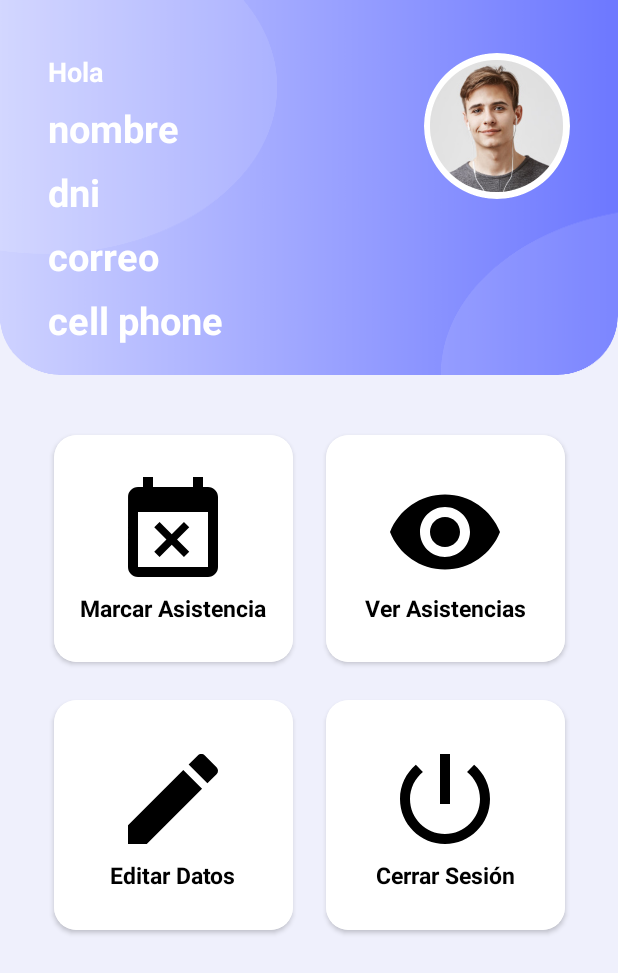
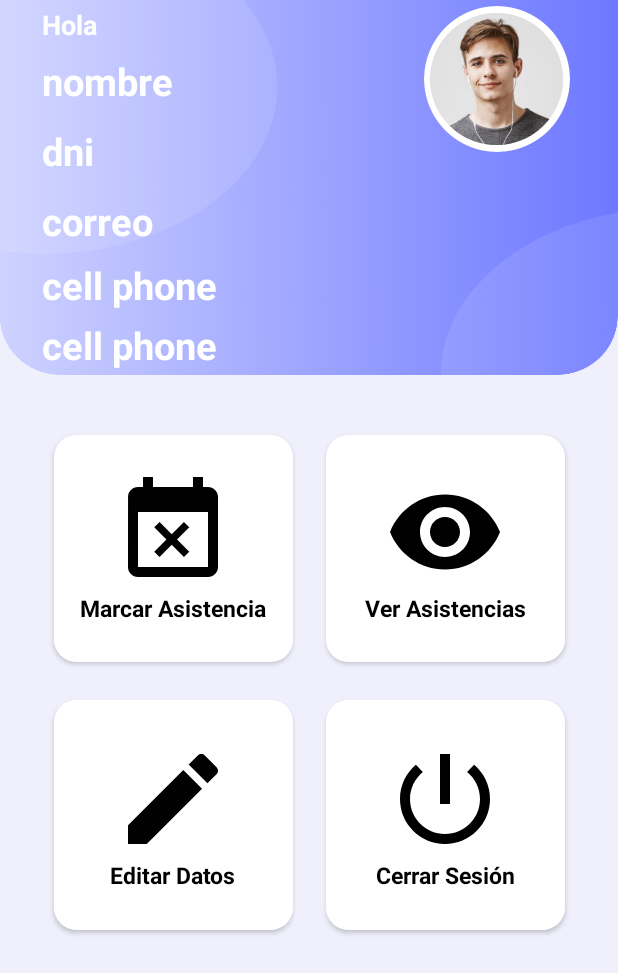
Before and after one commit to diegobejardelaguila/marcar-asistencia, an Android app: the layout activity_main4.xml on its own in the app's theme, with its tools: preview values and no code run, on a phone screen of 412 x 824 dp. Shown: the top 973 px of the screen. Run offline under Robolectric (Android 15) with nearby library versions, the phone set to English and light mode, and no system bars.

Commit message:
Cambios_vista_4

```diff
--- a/app/build.gradle
+++ b/app/build.gradle
@@ -51,6 +51,7 @@ dependencies {
 
     implementation "org.jetbrains.kotlinx:kotlinx-coroutines-core:1.5.2"
     implementation "org.jetbrains.kotlinx:kotlinx-coroutines-android:1.5.2"
+    implementation 'com.github.bumptech.glide:glide:4.15.1'
 
 
 
--- a/app/src/main/java/com/example/maquetacion/service/ApiService.kt
+++ b/app/src/main/java/com/example/maquetacion/service/ApiService.kt
@@ -15,6 +15,7 @@ import retrofit2.http.POST
 import retrofit2.http.PUT
 import retrofit2.http.Query
 import com.example.maquetacion.model.Asistencia
+import com.example.maquetacion.model.User
 
 interface ApiService {
 
@@ -25,7 +26,7 @@ interface ApiService {
 
     // Users
     @GET("auth/users/me")
-    fun getUser(): Call<com.example.maquetacion.model.User>
+    fun getUser(): Call<User>
 
     // Asistencia
     @GET("asistencia/")
--- a/app/src/main/res/layout/activity_main4.xml
+++ b/app/src/main/res/layout/activity_main4.xml
@@ -175,11 +175,23 @@
         </ImageView> -->
 
         <TextView
+            android:id="@+id/tvDni"
+            android:layout_width="wrap_content"
+            android:layout_height="wrap_content"
+            android:layout_marginTop="48dp"
+            android:text="cell phone"
+            android:textColor="@color/text"
+            android:textSize="25sp"
+            android:textStyle="bold"
+            app:layout_constraintStart_toStartOf="@+id/tvEmail"
+            app:layout_constraintTop_toBottomOf="@+id/tvEmail"></TextView>
+
+        <TextView
             android:id="@+id/saludo"
             android:layout_width="wrap_content"
             android:layout_height="wrap_content"
-            android:layout_marginStart="32dp"
-            android:layout_marginTop="35dp"
+            android:layout_marginStart="28dp"
+            android:layout_marginTop="4dp"
             android:text="Hola"
             android:textColor="@color/text"
             android:textSize="18sp"
@@ -188,7 +200,7 @@
             app:layout_constraintTop_toTopOf="parent" />
 
         <TextView
-            android:id="@+id/tvNombre"
+            android:id="@+id/tvFirstName"
             android:layout_width="wrap_content"
             android:layout_height="wrap_content"
             android:layout_marginTop="8dp"
@@ -200,28 +212,28 @@
             app:layout_constraintTop_toBottomOf="@+id/saludo" />
 
         <TextView
-            android:id="@+id/tvDni"
+            android:id="@+id/tvLastName"
             android:layout_width="wrap_content"
             android:layout_height="wrap_content"
-            android:layout_marginTop="8dp"
+            android:layout_marginTop="12dp"
             android:text="dni"
             android:textColor="@color/text"
             android:textSize="25sp"
             android:textStyle="bold"
-            app:layout_constraintStart_toStartOf="@+id/tvNombre"
-            app:layout_constraintTop_toBottomOf="@+id/tvNombre" />
+            app:layout_constraintStart_toStartOf="@+id/tvFirstName"
+            app:layout_constraintTop_toBottomOf="@+id/tvFirstName" />
 
         <TextView
             android:id="@+id/tvEmail"
             android:layout_width="wrap_content"
             android:layout_height="wrap_content"
-            android:layout_marginTop="8dp"
+            android:layout_marginTop="12dp"
             android:text="correo"
             android:textColor="@color/text"
             android:textSize="25sp"
             android:textStyle="bold"
-            app:layout_constraintStart_toStartOf="@+id/tvDni"
-            app:layout_constraintTop_toBottomOf="@+id/tvDni" />
+            app:layout_constraintStart_toStartOf="@+id/tvLastName"
+            app:layout_constraintTop_toBottomOf="@+id/tvLastName" />
 
         <TextView
             android:id="@+id/tvNumeroTelefono"
@@ -236,12 +248,12 @@
             app:layout_constraintTop_toBottomOf="@+id/tvEmail"></TextView>
 
         <ImageView
-            android:id="@+id/imageFace"
+            android:id="@+id/imgFace"
             android:layout_width="wrap_content"
             android:layout_height="wrap_content"
             android:layout_marginEnd="32dp"
             app:layout_constraintEnd_toEndOf="parent"
-            app:layout_constraintTop_toBottomOf="@+id/tvNombre"
+            app:layout_constraintTop_toBottomOf="@+id/tvFirstName"
             app:layout_constraintTop_toTopOf="@+id/saludo"
             app:srcCompat="@drawable/profile" />
 
```
Also changed, not shown: app/src/main/java/com/example/maquetacion/ui/MainActivity4.kt (+54 -1 lines).
